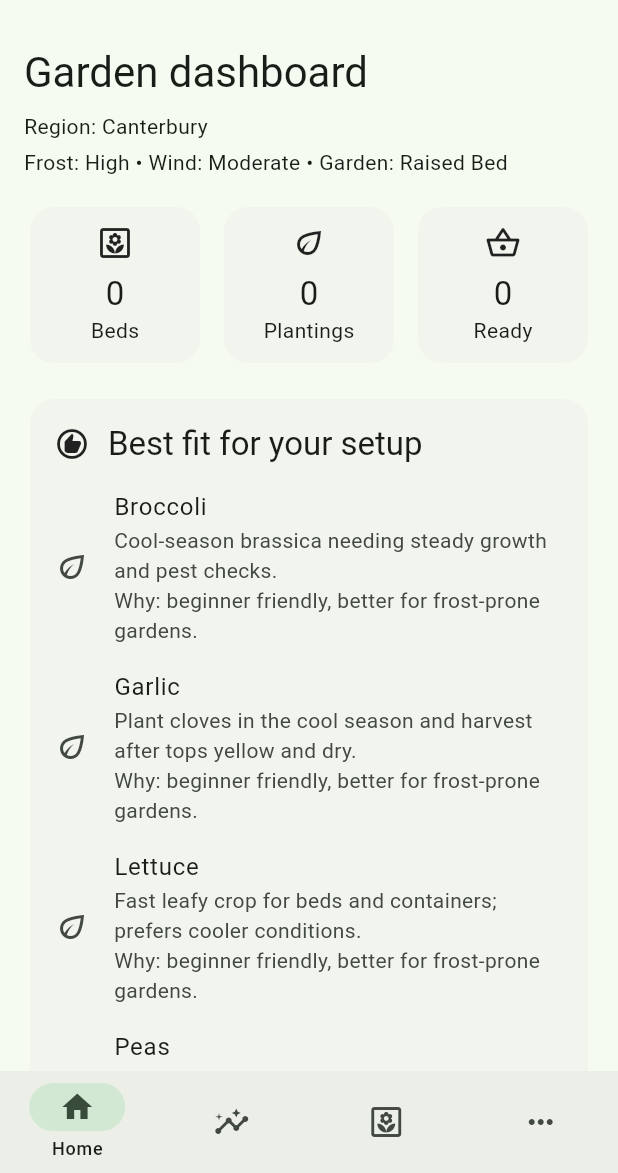
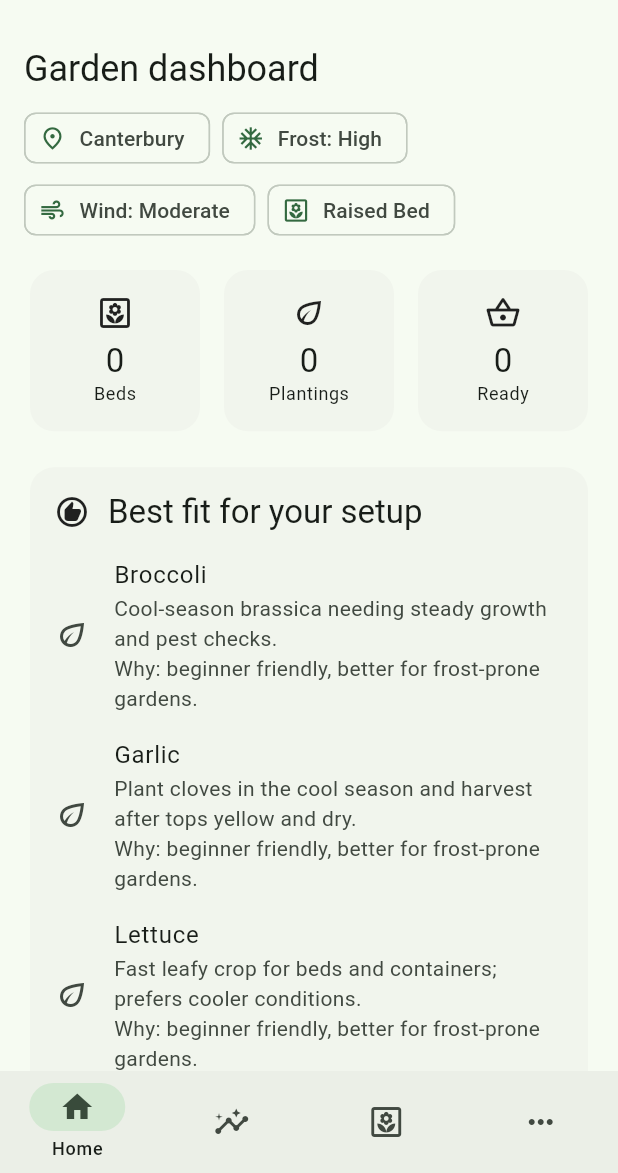
Before and after one commit to Archil3s/nz-vege-garden, a Flutter app: the screen it shows after launch, on a phone screen of 412 x 824 dp, the part 63-1236 px from its top. Run offline on Flutter 3.47's test engine with Material 3 defaults, Android fonts, the phone set to English and light mode, and no system bars; our stand-ins replace flutter_local_notifications, flutter_svg, shared_preferences.

Commit message:
design(home): improve mobile dashboard spacing
Refined the Home dashboard for phone readability and spacing.

Changes:
- Reduced the dashboard heading size to avoid oversized mobile layout
- Converted region/frost/wind/garden setup text into compact chips
- Added larger bottom padding so content does not sit under the mobile nav/browser toolbar
- Reworked summary metrics into a compact grid
- Reduced metric card padding and icon sizing
- Added ellipsis handling for metric labels
- Limited the initial plant-now list to the first 8 entries to keep the dashboard lighter

This improves the perceived quality and mobile spacing while keeping the dashboard useful and fast.

```diff
--- a/lib/features/home/home_screen.dart
+++ b/lib/features/home/home_screen.dart
@@ -45,19 +45,34 @@ class HomeScreen extends StatelessWidget {
           final regionName = data.selectedRegion?.name ?? 'Unknown region';
 
           return ListView(
-            padding: const EdgeInsets.all(16),
+            padding: const EdgeInsets.fromLTRB(16, 16, 16, 112),
             children: [
               Text(
                 'Garden dashboard',
-                style: Theme.of(context).textTheme.headlineMedium,
+                style: Theme.of(context).textTheme.headlineSmall,
               ),
-              const SizedBox(height: 8),
-              Text('Region: $regionName'),
-              const SizedBox(height: 4),
-              Text(
-                'Frost: ${_formatValue(data.settings.frostRisk)} • '
-                'Wind: ${_formatValue(data.settings.windExposure)} • '
-                'Garden: ${_formatValue(data.settings.gardenType)}',
+              const SizedBox(height: 10),
+              Wrap(
+                spacing: 8,
+                runSpacing: 8,
+                children: [
+                  _SetupChip(
+                    icon: Icons.place_outlined,
+                    label: regionName,
+                  ),
+                  _SetupChip(
+                    icon: Icons.ac_unit_outlined,
+                    label: 'Frost: ${_formatValue(data.settings.frostRisk)}',
+                  ),
+                  _SetupChip(
+                    icon: Icons.air_outlined,
+                    label: 'Wind: ${_formatValue(data.settings.windExposure)}',
+                  ),
+                  _SetupChip(
+                    icon: Icons.yard_outlined,
+                    label: _formatValue(data.settings.gardenType),
+                  ),
+                ],
               ),
               const SizedBox(height: 16),
               _SummaryCards(data: data),
@@ -84,7 +99,7 @@ class HomeScreen extends StatelessWidget {
                   ),
                 )
               else
-                ...data.plantableCrops.map(
+                ...data.plantableCrops.take(8).map(
                   (crop) => Card(
                     child: ListTile(
                       title: Text(crop.commonName),
@@ -224,6 +239,25 @@ class HomeScreen extends StatelessWidget {
   }
 }
 
+class _SetupChip extends StatelessWidget {
+  const _SetupChip({
+    required this.icon,
+    required this.label,
+  });
+
+  final IconData icon;
+  final String label;
+
+  @override
+  Widget build(BuildContext context) {
+    return Chip(
+      avatar: Icon(icon, size: 18),
+      label: Text(label),
+      visualDensity: VisualDensity.compact,
+    );
+  }
+}
+
 class _SummaryCards extends StatelessWidget {
   const _SummaryCards({required this.data});
 
@@ -231,30 +265,28 @@ class _SummaryCards extends StatelessWidget {
 
   @override
   Widget build(BuildContext context) {
-    return Row(
+    return GridView.count(
+      crossAxisCount: 3,
+      shrinkWrap: true,
+      physics: const NeverScrollableScrollPhysics(),
+      childAspectRatio: 1.05,
+      mainAxisSpacing: 8,
+      crossAxisSpacing: 8,
       children: [
-        Expanded(
-          child: _SummaryCard(
+        _SummaryCard(
           icon: Icons.yard_outlined,
           label: 'Beds',
           value: data.beds.length.toString(),
         ),
-        ),
-        const SizedBox(width: 8),
-        Expanded(
-          child: _SummaryCard(
+        _SummaryCard(
           icon: Icons.eco_outlined,
           label: 'Plantings',
           value: data.plantings.length.toString(),
         ),
-        ),
-        const SizedBox(width: 8),
-        Expanded(
-          child: _SummaryCard(
+        _SummaryCard(
           icon: Icons.shopping_basket_outlined,
           label: 'Ready',
           value: data.harvestReadyPlantings.length.toString(),
-          ),
         ),
       ],
     );
@@ -276,16 +308,22 @@ class _SummaryCard extends StatelessWidget {
   Widget build(BuildContext context) {
     return Card(
       child: Padding(
-        padding: const EdgeInsets.all(12),
+        padding: const EdgeInsets.all(10),
         child: Column(
+          mainAxisAlignment: MainAxisAlignment.center,
           children: [
-            Icon(icon),
-            const SizedBox(height: 8),
+            Icon(icon, size: 24),
+            const SizedBox(height: 6),
             Text(
               value,
               style: Theme.of(context).textTheme.titleLarge,
             ),
-            Text(label),
+            Text(
+              label,
+              maxLines: 1,
+              overflow: TextOverflow.ellipsis,
+              style: Theme.of(context).textTheme.bodySmall,
+            ),
           ],
         ),
       ),
```
Lines whose indentation alone changed are shown as unchanged.
